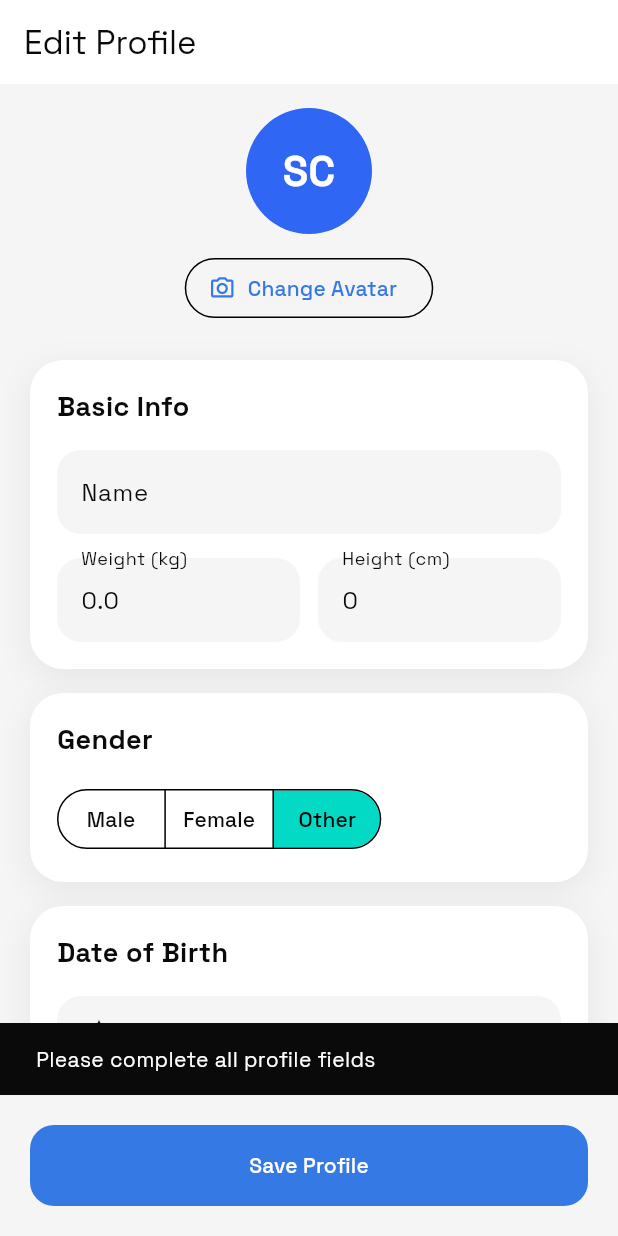
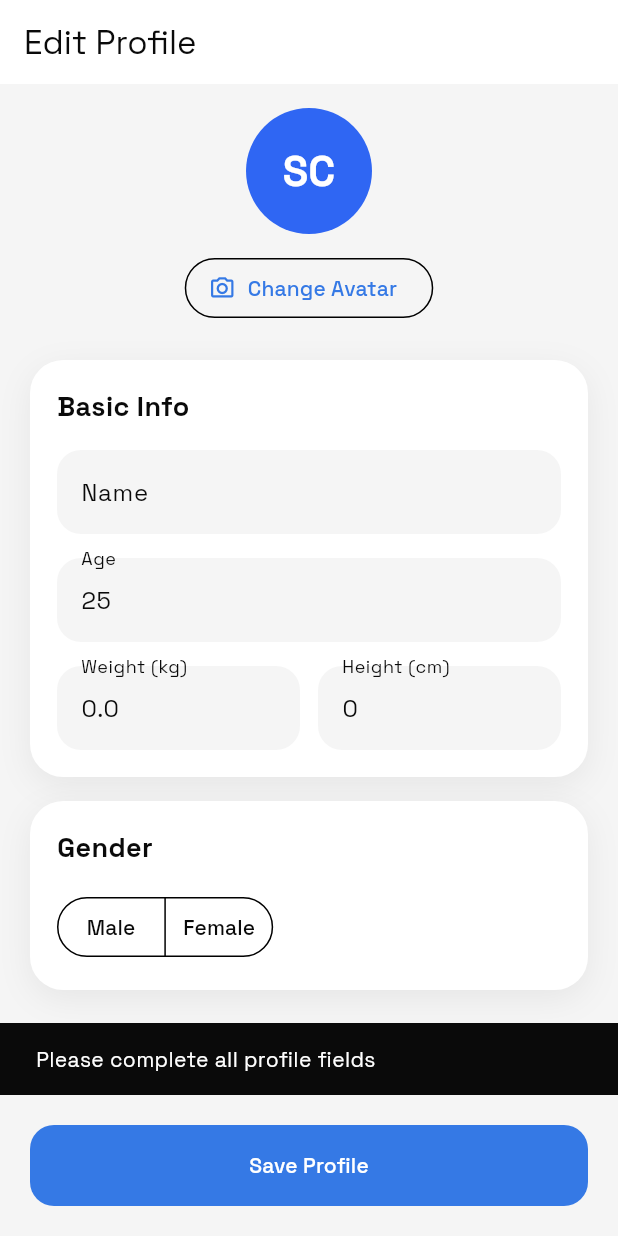
Before and after one commit to SciFit-Project/mobile_scifit, a Flutter app: the EditProfileScreen screen opened by its route, after a tap on "Save Profile", on a phone screen of 412 x 824 dp. Run offline on Flutter 3.47's test engine with Material 3 defaults, Android fonts, the phone set to English and light mode, and no system bars; our stand-ins replace dio, flutter_dotenv, flutter_secure_storage, gap, go_router, google_fonts and 2 more; missing offline and left inert: health; accounts and stored records are empty.

Commit message:
feat: refactor profile management to use age instead of date of birth and integrate profile repository for updates

```diff
--- a/lib/features/auth/data/auth_repository.dart
+++ b/lib/features/auth/data/auth_repository.dart
@@ -148,7 +148,6 @@ class AuthRepository {
         (user['heightCm'] as num?)?.toDouble() ??
         defaultMockUserProfile().heightCm;
     final age = (user['age'] as num?)?.toInt() ?? defaultMockUserProfile().age;
-    final now = DateTime.now();
 
     mockProfileStore.update(
       defaultMockUserProfile().copyWith(
@@ -158,10 +157,10 @@ class AuthRepository {
         clearAvatarUrl: user['avatarUrl'] == null,
         weightKg: weightKg,
         heightCm: heightCm,
+        age: age,
         gender: _mapGender(user['gender'] as String?),
         goalType: _mapGoal(user['goal'] as String?),
         activityLevel: _mapActivityLevel(user['experienceLevel'] as String?),
-        dateOfBirth: DateTime(now.year - age, now.month, now.day),
       ),
     );
   }
--- a/lib/features/onboarding/presentation/screen/onboardingscreen.dart
+++ b/lib/features/onboarding/presentation/screen/onboardingscreen.dart
@@ -109,18 +109,17 @@ class _OnboardingscreenState extends State<Onboardingscreen> {
   void _applyLocalProfile() {
     final profile = mockProfileStore.value;
     final age = _collectedData.age ?? profile.age;
-    final now = DateTime.now();
 
     mockProfileStore.patch(
       (current) => current.copyWith(
         weightKg: _collectedData.weight ?? current.weightKg,
         heightCm: _collectedData.height ?? current.heightCm,
+        age: age,
         gender: _mapGender(_collectedData.gender) ?? current.gender,
         goalType: _mapGoal(_collectedData.plan) ?? current.goalType,
         activityLevel:
             _mapActivityLevel(_collectedData.activityLevel) ??
             current.activityLevel,
-        dateOfBirth: DateTime(now.year - age, now.month, now.day),
         healthConnectGranted: _isPageValid[3],
       ),
     );
--- /dev/null
+++ b/lib/features/profile/data/profile_repository.dart
@@ -0,0 +1,10 @@
+import 'package:dio/dio.dart';
+import 'package:mobile_scifit/core/network/dio_client.dart';
+
+class ProfileRepository {
+  final Dio _dio = DioClient().instance;
+
+  Future<Response?> updateProfile(Map<String, dynamic> data) async {
+    return _dio.put('/api/users/profile', data: data);
+  }
+}
--- a/lib/features/profile/presentation/screens/edit_profile_screen.dart
+++ b/lib/features/profile/presentation/screens/edit_profile_screen.dart
@@ -1,7 +1,7 @@
 import 'package:flutter/material.dart';
-import 'package:intl/intl.dart';
 import 'package:mobile_scifit/core/theme/app_theme.dart';
 import 'package:mobile_scifit/features/profile/data/mock_profile.dart';
+import 'package:mobile_scifit/features/profile/data/profile_repository.dart';
 
 class EditProfileScreen extends StatefulWidget {
   const EditProfileScreen({super.key});
@@ -12,12 +12,14 @@ class EditProfileScreen extends StatefulWidget {
 
 class _EditProfileScreenState extends State<EditProfileScreen> {
   late final TextEditingController _nameController;
+  late final TextEditingController _ageController;
   late final TextEditingController _weightController;
   late final TextEditingController _heightController;
 
   late ProfileGender _gender;
-  late DateTime _dateOfBirth;
   late int _avatarColorValue;
+  final ProfileRepository _profileRepository = ProfileRepository();
+  bool _isSaving = false;
 
   static const _avatarColors = [
     Color(0xFF2F66F3),
@@ -32,6 +34,7 @@ class _EditProfileScreenState extends State<EditProfileScreen> {
     super.initState();
     final profile = mockProfileStore.value;
     _nameController = TextEditingController(text: profile.name);
+    _ageController = TextEditingController(text: profile.age.toString());
     _weightController = TextEditingController(
       text: profile.weightKg.toStringAsFixed(1),
     );
@@ -39,31 +42,16 @@ class _EditProfileScreenState extends State<EditProfileScreen> {
       text: profile.heightCm.toStringAsFixed(0),
     );
     _gender = profile.gender;
-    _dateOfBirth = profile.dateOfBirth;
     _avatarColorValue = profile.avatarColorValue;
   }
 
   @override
   void dispose() {
     _nameController.dispose();
+    _ageController.dispose();
     _weightController.dispose();
     _heightController.dispose();
     super.dispose();
-  }
-
-  Future<void> _pickDateOfBirth() async {
-    final picked = await showDatePicker(
-      context: context,
-      initialDate: _dateOfBirth,
-      firstDate: DateTime(1940),
-      lastDate: DateTime.now().subtract(const Duration(days: 3650)),
-    );
-
-    if (picked != null) {
-      setState(() {
-        _dateOfBirth = picked;
-      });
-    }
   }
 
   Future<void> _pickAvatarColor() async {
@@ -116,11 +104,13 @@ class _EditProfileScreenState extends State<EditProfileScreen> {
     }
   }
 
-  void _saveProfile() {
+  Future<void> _saveProfile() async {
+    final age = int.tryParse(_ageController.text);
     final weight = double.tryParse(_weightController.text);
     final height = double.tryParse(_heightController.text);
 
     if (_nameController.text.trim().isEmpty ||
+        age == null ||
         weight == null ||
         height == null) {
       ScaffoldMessenger.of(context).showSnackBar(
@@ -129,22 +119,50 @@ class _EditProfileScreenState extends State<EditProfileScreen> {
       return;
     }
 
+    setState(() {
+      _isSaving = true;
+    });
+
+    try {
+      final response = await _profileRepository.updateProfile({
+        'fullname': _nameController.text.trim(),
+        'age': age,
+        'weight': weight,
+        'height': height,
+        'gender': _gender == ProfileGender.female ? 'female' : 'male',
+      });
+
+      if (!mounted) return;
+
+      if (response != null && response.statusCode == 200) {
         mockProfileStore.patch(
           (current) => current.copyWith(
             name: _nameController.text.trim(),
+            age: age,
             weightKg: weight,
             heightCm: height,
             gender: _gender,
-        dateOfBirth: _dateOfBirth,
             avatarColorValue: _avatarColorValue,
-        clearAvatarUrl: true,
           ),
         );
 
         ScaffoldMessenger.of(
           context,
-    ).showSnackBar(const SnackBar(content: Text('Mock profile updated')));
+        ).showSnackBar(const SnackBar(content: Text('Profile updated')));
         Navigator.of(context).pop();
+        return;
+      }
+
+      ScaffoldMessenger.of(context).showSnackBar(
+        const SnackBar(content: Text('Could not update profile')),
+      );
+    } finally {
+      if (mounted) {
+        setState(() {
+          _isSaving = false;
+        });
+      }
+    }
   }
 
   @override
@@ -200,6 +218,12 @@ class _EditProfileScreenState extends State<EditProfileScreen> {
                     textInputAction: TextInputAction.next,
                   ),
                   const SizedBox(height: 16),
+                  _InputField(
+                    controller: _ageController,
+                    label: 'Age',
+                    keyboardType: TextInputType.number,
+                  ),
+                  const SizedBox(height: 16),
                   Row(
                     children: [
                       Expanded(
@@ -227,7 +251,7 @@ class _EditProfileScreenState extends State<EditProfileScreen> {
               title: 'Gender',
               child: SegmentedButton<ProfileGender>(
                 showSelectedIcon: false,
-                segments: ProfileGender.values
+                segments: const [ProfileGender.male, ProfileGender.female]
                     .map(
                       (gender) => ButtonSegment<ProfileGender>(
                         value: gender,
@@ -244,39 +268,6 @@ class _EditProfileScreenState extends State<EditProfileScreen> {
               ),
             ),
             const SizedBox(height: 16),
-            _SectionCard(
-              title: 'Date of Birth',
-              child: InkWell(
-                onTap: _pickDateOfBirth,
-                borderRadius: BorderRadius.circular(16),
-                child: Container(
-                  padding: const EdgeInsets.symmetric(
-                    horizontal: 16,
-                    vertical: 16,
-                  ),
-                  decoration: BoxDecoration(
-                    color: AppTheme.backgroundLight,
-                    borderRadius: BorderRadius.circular(16),
-                  ),
-                  child: Row(
-                    children: [
-                      const Icon(Icons.cake_outlined),
-                      const SizedBox(width: 12),
-                      Expanded(
-                        child: Text(
-                          DateFormat('dd MMM yyyy').format(_dateOfBirth),
-                          style: const TextStyle(
-                            fontSize: 16,
-                            fontWeight: FontWeight.w600,
-                          ),
-                        ),
-                      ),
-                      const Icon(Icons.chevron_right),
-                    ],
-                  ),
-                ),
-              ),
-            ),
           ],
         ),
       ),
@@ -285,8 +276,8 @@ class _EditProfileScreenState extends State<EditProfileScreen> {
         child: SizedBox(
           height: 54,
           child: ElevatedButton(
-            onPressed: _saveProfile,
-            child: const Text('Save Profile'),
+            onPressed: _isSaving ? null : _saveProfile,
+            child: Text(_isSaving ? 'Saving...' : 'Save Profile'),
           ),
         ),
       ),
```
Also changed, not shown: lib/features/profile/data/mock_profile.dart (+5 -22 lines), lib/features/profile/presentation/screens/goal_setting_screen.dart (+55 -40 lines). Lines whose indentation alone changed are shown as unchanged.
